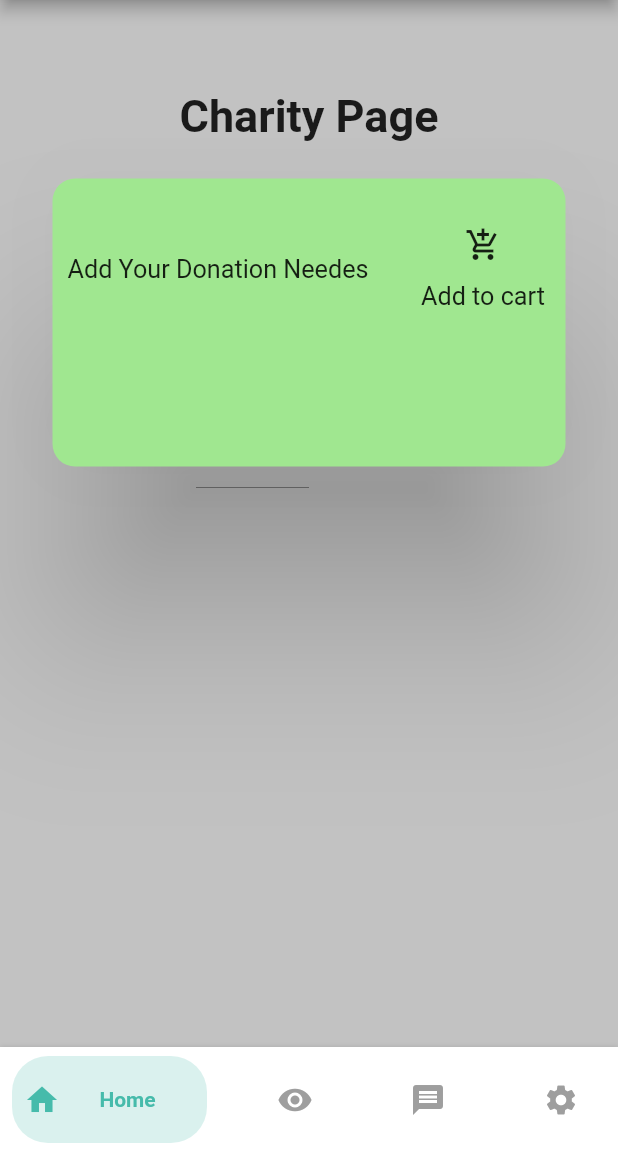
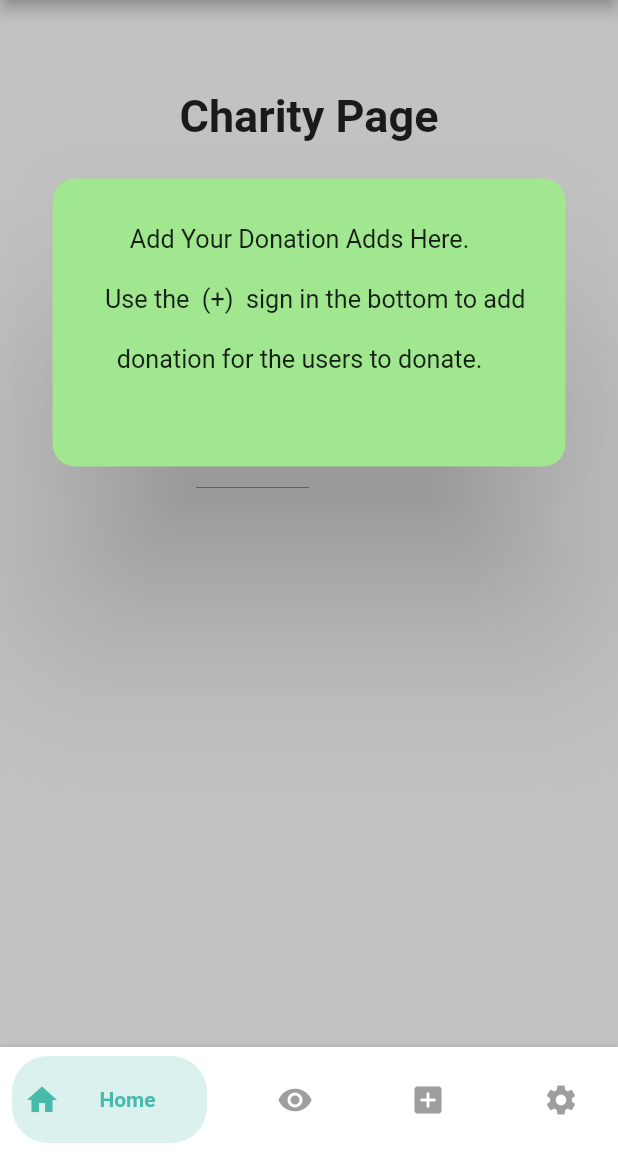
Before and after one commit to SlimanovQ8/CapstoneFrontend, a Flutter app: the screen it shows after launch, on a phone screen of 412 x 824 dp, the part 84-1236 px from its top. Run offline on Flutter 3.47's test engine with Material 2 defaults, Android fonts, the phone set to English and light mode, and no system bars; our stand-ins replace go_router.

Commit message:
chrity page 1 done + nav bar BE not included

```diff
--- a/lib/pages/CharityPage.dart
+++ b/lib/pages/CharityPage.dart
@@ -1,6 +1,7 @@
 import 'package:flutter/material.dart';
 import 'package:flutter/src/foundation/key.dart';
 import 'package:flutter/src/widgets/framework.dart';
+import 'package:tbr3at/widgets/HomePageWidgets/CharitNavBar.dart';
 
 import '../widgets/HomePageWidgets/BottomNavBar.dart';
 
@@ -37,19 +38,21 @@ class CharityPage extends StatelessWidget {
           child: ListView(
             children: <Widget>[
               DrawerHeader(
+                //add image of the charity in drawer header_bar
+
                 child: Text('Charity name'),
                 decoration: BoxDecoration(
                   color: Colors.green,
                 ),
               ),
               ListTile(
-                title: Text('Item 1'),
+                title: Text('Setting'),
                 onTap: () {
                   Navigator.pop(context);
                 },
               ),
               ListTile(
-                title: Text('Item 2'),
+                title: Text('Logout'),
                 onTap: () {
                   Navigator.pop(context);
                 },
@@ -84,29 +87,36 @@ class CharityPage extends StatelessWidget {
                           Column(
                             children: [
                               Container(
-                                margin: EdgeInsets.only(top: 30),
+                                margin: EdgeInsets.only(top: 10),
                                 child: Text(
-                                  'Add Your Donation Needes',
+                                  'Add Your Donation Adds Here.',
+                                  textScaleFactor: 1.2,
+                                ),
+                              ),
+                              Container(
+                                margin: EdgeInsets.only(left: 25),
+                                child: Row(
+                                  children: [
+                                    Container(
+                                      margin: EdgeInsets.only(
+                                        top: 20,
+                                      ),
+                                      child: Text(
+                                        'Use the  (+)  sign in the bottom to add ',
+                                        textScaleFactor: 1.2,
+                                      ),
+                                    ),
+                                  ],
+                                ),
+                              ),
+                              Container(
+                                margin: EdgeInsets.only(top: 20),
+                                child: Text(
+                                  'donation for the users to donate.',
                                   textScaleFactor: 1.2,
                                 ),
                               ),
                             ],
-                          ),
-                          Container(
-                            margin: EdgeInsets.only(left: 35),
-                            child: Column(
-                              // add button to add to cart as icon
-                              children: [
-                                IconButton(
-                                  icon: Icon(Icons.add_shopping_cart),
-                                  onPressed: () {},
-                                ),
-                                Text(
-                                  'Add to cart',
-                                  textScaleFactor: 1.2,
-                                ),
-                              ],
-                            ),
                           ),
                         ],
                       ),
@@ -117,7 +127,7 @@ class CharityPage extends StatelessWidget {
             ),
           ),
         ),
-        bottomNavigationBar: const BottomBar(),
+        bottomNavigationBar: const CharityBar(),
       ),
     );
   }
--- /dev/null
+++ b/lib/widgets/HomePageWidgets/CharitNavBar.dart
@@ -0,0 +1,62 @@
+import 'package:flutter/material.dart';
+import 'package:tbr3at/constants/constants.dart';
+import '../../../classes/CustomAnimatedBottomBar.dart';
+
+class CharityBar extends StatefulWidget {
+  const CharityBar({Key? key}) : super(key: key);
+
+  @override
+  _BottomBarState createState() => _BottomBarState();
+}
+
+final _inactiveColor = Colors.grey;
+final _ActiveColor = AppButtons;
+
+class _BottomBarState extends State<CharityBar> {
+  Widget build(BuildContext context) {
+    return CustomAnimatedBottomBar(
+      containerHeight: 70,
+      backgroundColor: Colors.white,
+      selectedIndex: _currentIndex,
+      showElevation: true,
+      itemCornerRadius: 24,
+      curve: Curves.easeIn,
+      onItemSelected: (index) => setState(() => _currentIndex = index),
+      items: <BottomNavyBarItem>[
+        BottomNavyBarItem(
+          icon: Icon(Icons.home),
+          title: Text('Home'),
+          activeColor: _ActiveColor,
+          inactiveColor: _inactiveColor,
+          textAlign: TextAlign.center,
+        ),
+        BottomNavyBarItem(
+          icon: Icon(Icons.remove_red_eye),
+          title: Text('View Your Ads'),
+          activeColor: _ActiveColor,
+          inactiveColor: _inactiveColor,
+          textAlign: TextAlign.center,
+        ),
+        BottomNavyBarItem(
+          icon: Icon(Icons.add_box),
+          title: Text(
+            'Add charity',
+          ),
+          activeColor: _ActiveColor,
+          inactiveColor: _inactiveColor,
+          textAlign: TextAlign.center,
+        ),
+        BottomNavyBarItem(
+          icon: Icon(Icons.settings),
+          title: Text('Settings'),
+          activeColor: _ActiveColor,
+          inactiveColor: _inactiveColor,
+          textAlign: TextAlign.center,
+        ),
+      ],
+    );
+  }
+
+  @override
+  int _currentIndex = 0;
+}
```
